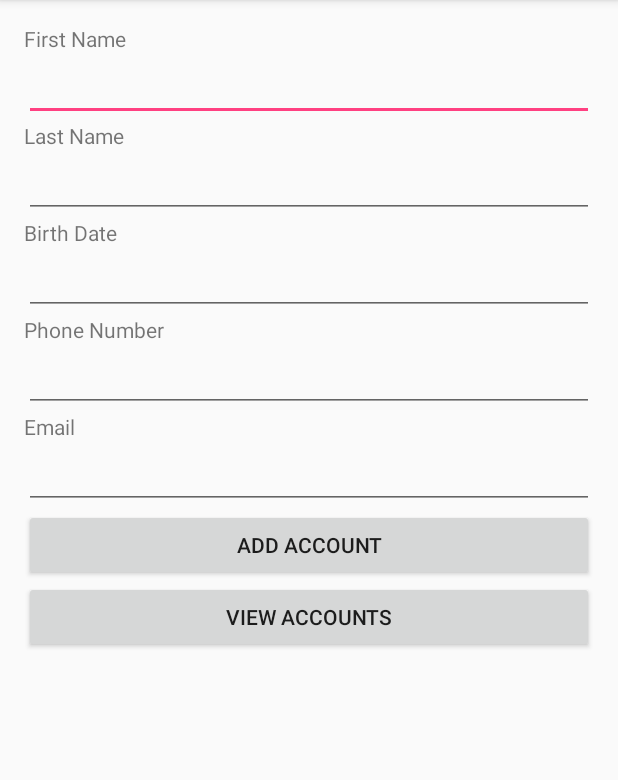
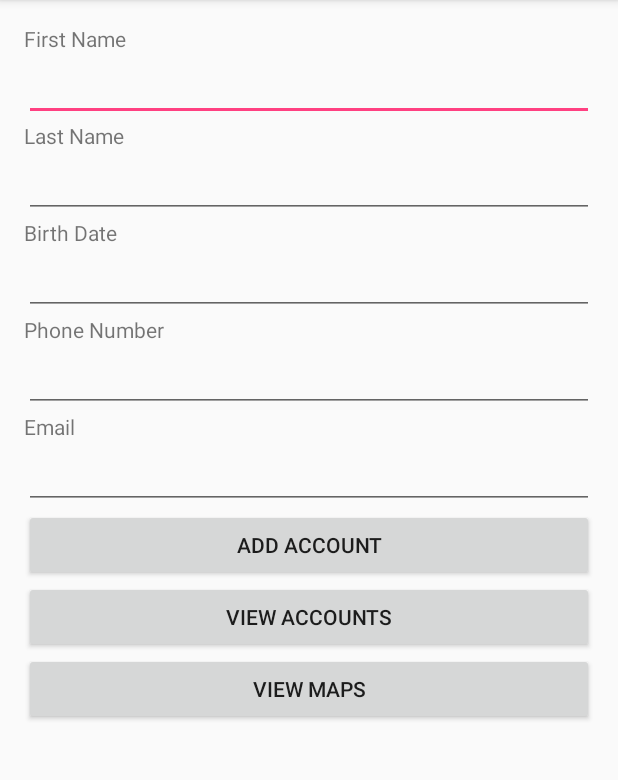
Before and after one commit to bward033/TooLazy, an Android app: the screen it shows after launch (MainActivity), on a phone screen of 412 x 824 dp, the part 84-864 px from its top. Run offline under Robolectric (Android 15) with nearby library versions, the phone set to English and light mode, and no system bars.

Commit message:
maps displays sydney

```diff
--- a/app/src/debug/res/values/google_maps_api.xml
+++ b/app/src/debug/res/values/google_maps_api.xml
@@ -16,6 +16,6 @@
     string in this file.
     -->
     <string name="google_maps_key" templateMergeStrategy="preserve" translatable="false">
-        AIzaSyDMtIvIfAIGwAFiSx8fSzAc3g0aZePPC0AE
+        AIzaSyDSoF1PznWTeDP93Jq_3Qxx2EWDYeWAFGY
     </string>
 </resources>
--- a/app/src/main/java/com/example/epiphanybox/toolazy/MapsActivity.java
+++ b/app/src/main/java/com/example/epiphanybox/toolazy/MapsActivity.java
@@ -20,8 +20,9 @@ public class MapsActivity extends FragmentActivity implements OnMapReadyCallback
         setContentView(R.layout.activity_maps);
         // Obtain the SupportMapFragment and get notified when the map is ready to be used.
         SupportMapFragment mapFragment = (SupportMapFragment) getSupportFragmentManager()
-                .findFragmentById(R.id.map);
+                .findFragmentById(R.id.Map);
         mapFragment.getMapAsync(this);
+
     }
 
 
--- a/app/src/main/res/layout/activity_main.xml
+++ b/app/src/main/res/layout/activity_main.xml
@@ -1,3 +1,4 @@
+
 <LinearLayout xmlns:android="http://schemas.android.com/apk/res/android"
     xmlns:tools="http://schemas.android.com/tools" android:layout_width="match_parent"
     android:orientation="vertical"
@@ -66,4 +67,10 @@
         android:text="View Accounts"
         android:id="@+id/buttonView" />
 
+    <Button
+        android:layout_width="match_parent"
+        android:layout_height="wrap_content"
+        android:text="View Maps"
+        android:id="@+id/Map" />
+
 </LinearLayout>
```
Also changed, not shown: app/src/main/AndroidManifest.xml (+14 -1 lines), app/src/main/res/layout/activity_maps.xml (+4 -4 lines).
